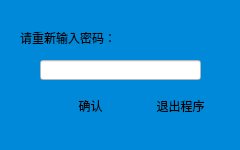
Above: checkdialog.ui from LiHanyang/- before the change. Below: the same form after it.
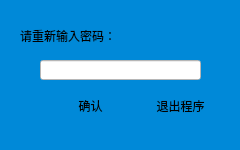
That is the form after the change. Icons and pictures are not drawn.

Patch:
```diff
--- a/checkdialog.ui
+++ b/checkdialog.ui
@@ -33,9 +33,9 @@
    <property name="geometry">
     <rect>
      <x>20</x>
-     <y>30</y>
+     <y>20</y>
      <width>211</width>
-     <height>16</height>
+     <height>31</height>
     </rect>
    </property>
    <property name="styleSheet">
```
